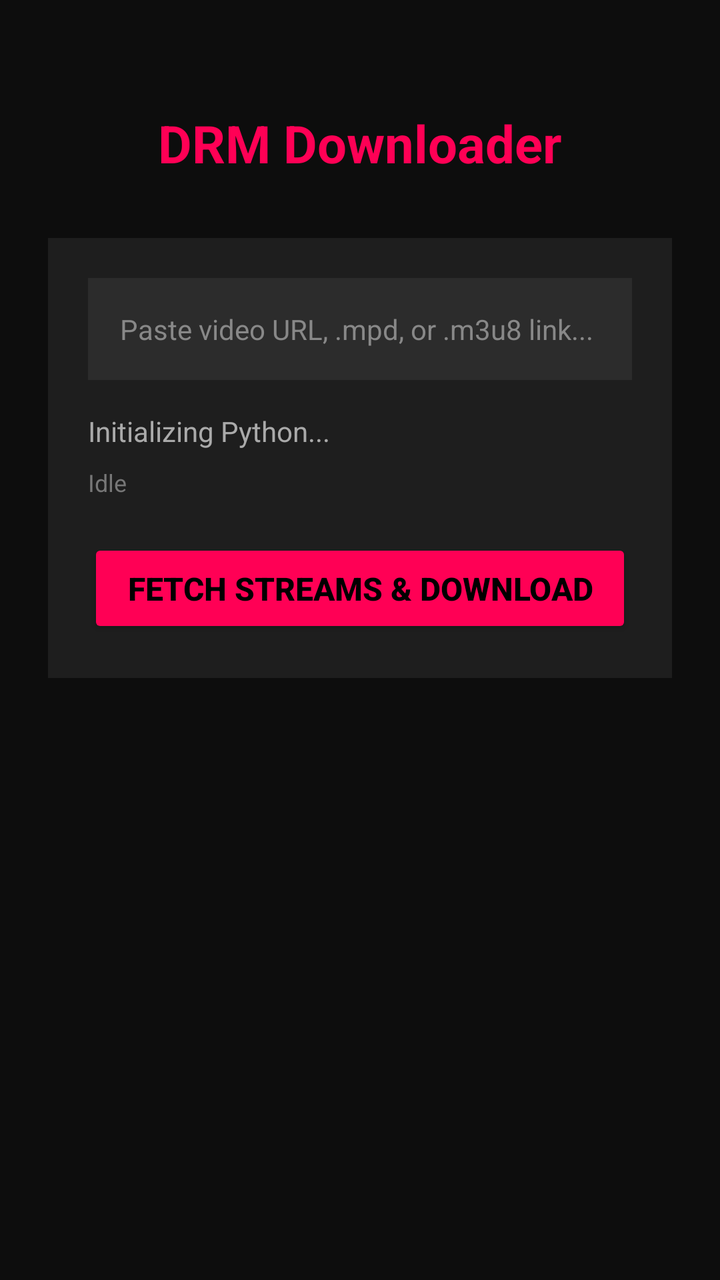
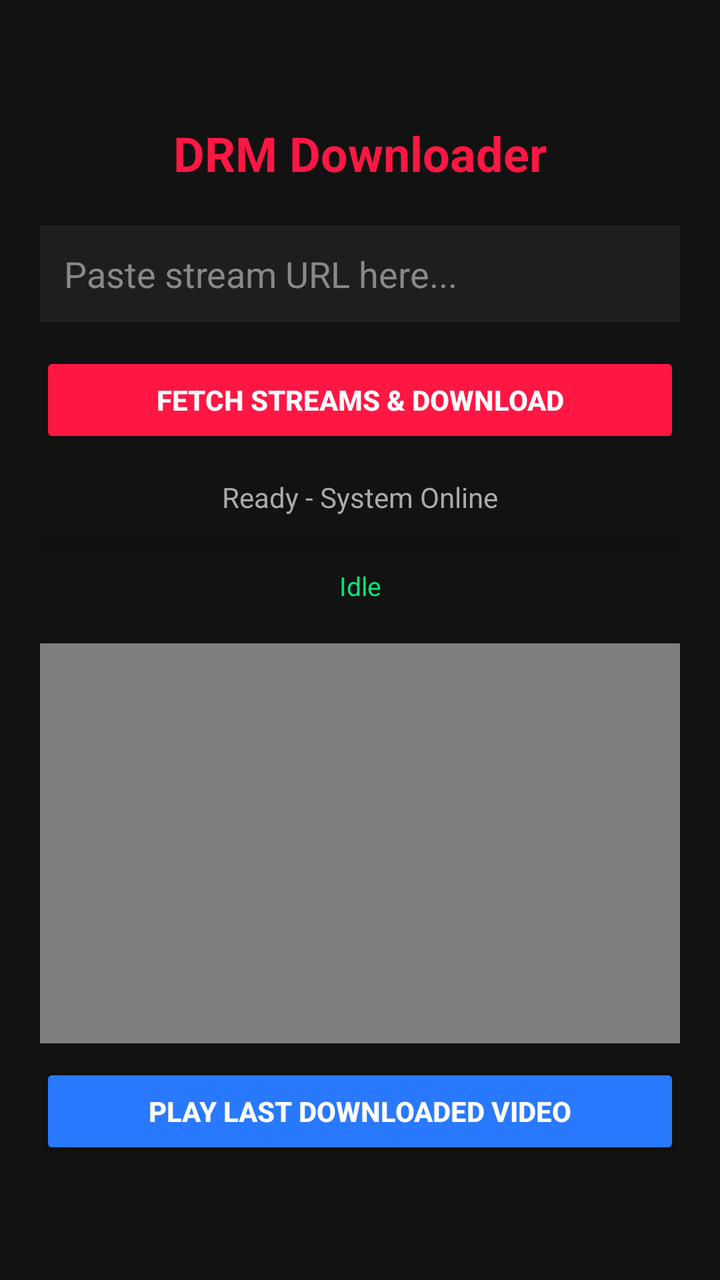

Compare the two renders of this Android layout. The source of the first and the diff that turns it into the second are given below.
<!-- AndroidManifest.xml: application theme Theme.AppCompat.Light.NoActionBar -->
<!-- res/layout/activity_main.xml -->
<?xml version="1.0" encoding="utf-8"?>
<LinearLayout xmlns:android="http://schemas.android.com/apk/res/android"
    android:layout_width="match_parent"
    android:layout_height="match_parent"
    android:orientation="vertical"
    android:padding="24dp"
    android:background="#0D0D0D">

    
    <TextView
        android:layout_width="match_parent"
        android:layout_height="wrap_content"
        android:text="DRM Downloader"
        android:textSize="26sp"
        android:textStyle="bold"
        android:textColor="#FF0055"
        android:gravity="center"
        android:layout_marginTop="30dp"
        android:layout_marginBottom="30dp"/>

    
    <LinearLayout
        android:layout_width="match_parent"
        android:layout_height="wrap_content"
        android:orientation="vertical"
        android:background="#1E1E1E"
        android:padding="20dp">

        
        <EditText
            android:id="@+id/urlInput"
            android:layout_width="match_parent"
            android:layout_height="wrap_content"
            android:hint="Paste video URL, .mpd, or .m3u8 link..."
            android:textColor="#FFFFFF"
            android:textColorHint="#888888"
            android:background="#2C2C2C"
            android:padding="16dp"
            android:textSize="14sp"
            android:layout_marginBottom="16dp"/>

        
        <TextView
            android:id="@+id/statusText"
            android:layout_width="match_parent"
            android:layout_height="wrap_content"
            android:text="Initializing Python..."
            android:textColor="#AAAAAA"
            android:textSize="14sp"
            android:layout_marginBottom="8dp"/>

        
        <TextView
            android:id="@+id/speedText"
            android:layout_width="match_parent"
            android:layout_height="wrap_content"
            android:text="Idle"
            android:textColor="#777777"
            android:textSize="12sp"
            android:layout_marginBottom="20dp"/>

        
        <Button
            android:id="@+id/btnDownload"
            android:layout_width="match_parent"
            android:layout_height="wrap_content"
            android:text="Fetch Streams &amp; Download"
            android:textColor="#000000"
            android:backgroundTint="#FF0055"
            android:padding="14dp"
            android:textSize="16sp"
            android:textStyle="bold"/>

    </LinearLayout>

</LinearLayout>
<!-- resources referenced by this layout -->
<resources>

</resources>

<!-- the commit's change to res/layout/activity_main.xml (unified diff, before → after) -->
@@ -3,74 +3,85 @@
     android:layout_width="match_parent"
     android:layout_height="match_parent"
     android:orientation="vertical"
-    android:padding="24dp"
-    android:background="#0D0D0D">
+    android:gravity="center"
+    android:padding="20dp"
+    android:background="#121212">
+
+    <TextView
+        android:layout_width="wrap_content"
+        android:layout_height="wrap_content"
+        android:text="DRM Downloader"
+        android:textSize="24sp"
+        android:textStyle="bold"
+        android:textColor="#FF1744"
+        android:layout_marginBottom="20dp"/>
+
+    <EditText
+        android:id="@+id/urlInput"
+        android:layout_width="match_parent"
+        android:layout_height="wrap_content"
+        android:hint="Paste stream URL here..."
+        android:textColor="#FFFFFF"
+        android:textColorHint="#888888"
+        android:background="#1E1E1E"
+        android:padding="12dp"
+        android:layout_marginBottom="15dp"/>
+
+    <Button
+        android:id="@+id/btnDownload"
+        android:layout_width="match_parent"
+        android:layout_height="wrap_content"
+        android:text="FETCH STREAMS &amp; DOWNLOAD"
+        android:backgroundTint="#FF1744"
+        android:textColor="#FFFFFF"
+        android:textStyle="bold"
+        android:layout_marginBottom="15dp"/>
 
     
     <TextView
+        android:id="@+id/statusText"
         android:layout_width="match_parent"
         android:layout_height="wrap_content"
-        android:text="DRM Downloader"
-        android:textSize="26sp"
-        android:textStyle="bold"
-        android:textColor="#FF0055"
+        android:text="Ready - System Online"
+        android:textColor="#AAAAAA"
+        android:textSize="14sp"
         android:gravity="center"
-        android:layout_marginTop="30dp"
-        android:layout_marginBottom="30dp"/>
+        android:layout_marginBottom="8dp"/>
+
+    <ProgressBar
+        android:id="@+id/progressBar"
+        style="?android:attr/progressBarStyleHorizontal"
+        android:layout_width="match_parent"
+        android:layout_height="10dp"
+        android:max="100"
+        android:progress="0"
+        android:layout_marginBottom="8dp"/>
+
+    <TextView
+        android:id="@+id/speedText"
+        android:layout_width="match_parent"
+        android:layout_height="wrap_content"
+        android:text="Idle"
+        android:textColor="#00E676"
+        android:textSize="13sp"
+        android:gravity="center"
+        android:layout_marginBottom="20dp"/>
 
     
-    <LinearLayout
+    <VideoView
+        android:id="@+id/videoView"
+        android:layout_width="match_parent"
+        android:layout_height="200dp"
+        android:background="#000000"
+        android:layout_marginBottom="10dp"/>
+
+    <Button
+        android:id="@+id/btnPlay"
         android:layout_width="match_parent"
         android:layout_height="wrap_content"
-        android:orientation="vertical"
-        android:background="#1E1E1E"
-        android:padding="20dp">
-
-        
-        <EditText
-            android:id="@+id/urlInput"
-            android:layout_width="match_parent"
-            android:layout_height="wrap_content"
-            android:hint="Paste video URL, .mpd, or .m3u8 link..."
-            android:textColor="#FFFFFF"
-            android:textColorHint="#888888"
-            android:background="#2C2C2C"
-            android:padding="16dp"
-            android:textSize="14sp"
-            android:layout_marginBottom="16dp"/>
-
-        
-        <TextView
-            android:id="@+id/statusText"
-            android:layout_width="match_parent"
-            android:layout_height="wrap_content"
-            android:text="Initializing Python..."
-            android:textColor="#AAAAAA"
-            android:textSize="14sp"
-            android:layout_marginBottom="8dp"/>
-
-        
-        <TextView
-            android:id="@+id/speedText"
-            android:layout_width="match_parent"
-            android:layout_height="wrap_content"
-            android:text="Idle"
-            android:textColor="#777777"
-            android:textSize="12sp"
-            android:layout_marginBottom="20dp"/>
-
-        
-        <Button
-            android:id="@+id/btnDownload"
-            android:layout_width="match_parent"
-            android:layout_height="wrap_content"
-            android:text="Fetch Streams &amp; Download"
-            android:textColor="#000000"
-            android:backgroundTint="#FF0055"
-            android:padding="14dp"
-            android:textSize="16sp"
-            android:textStyle="bold"/>
-
-    </LinearLayout>
+        android:text="PLAY LAST DOWNLOADED VIDEO"
+        android:backgroundTint="#2979FF"
+        android:textColor="#FFFFFF"
+        android:textStyle="bold"/>
 
 </LinearLayout>
